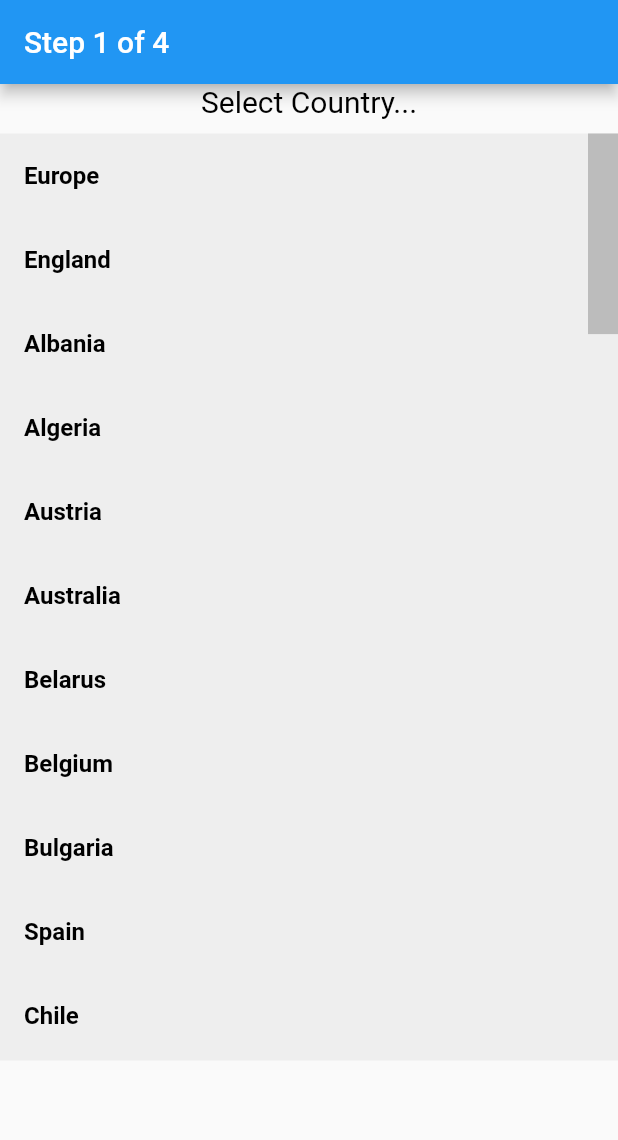
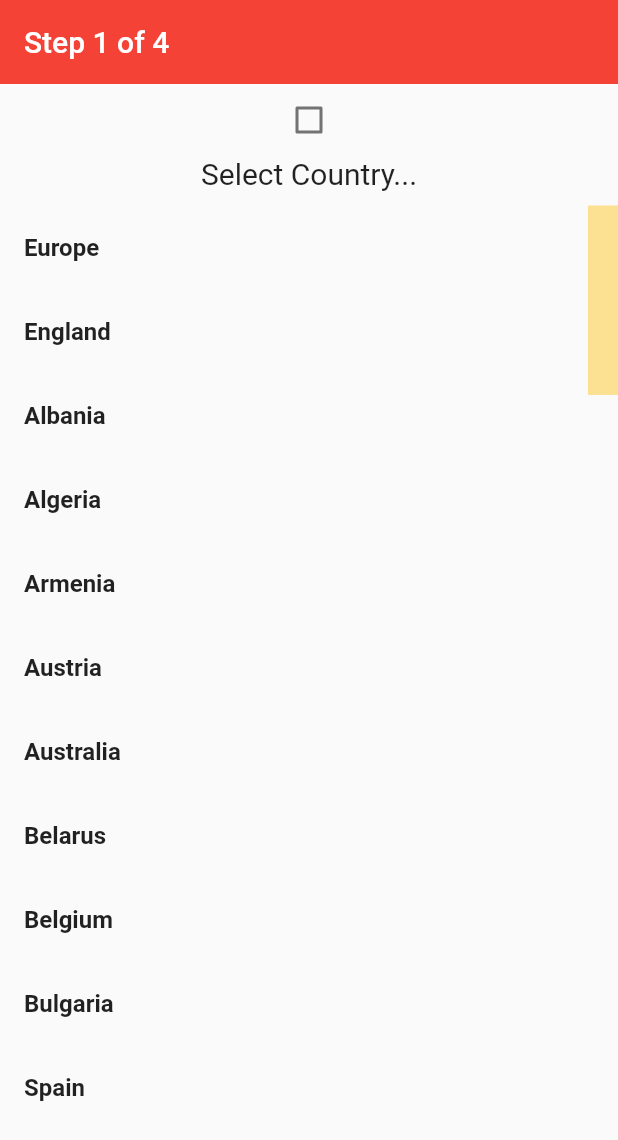
Before and after one commit to hesbonomanjo/epl_predictor2.0, a Flutter app: the screen it shows after launch, on a phone screen of 412 x 824 dp. Shown: the top 1140 px of the screen. Run offline on Flutter 3.47's test engine with Material 2 defaults, Android fonts, the phone set to English and light mode, and no system bars; our stand-ins replace shared_preferences, sqflite; accounts and stored records are empty.

Commit message:
epl 2.0 dark_mode

```diff
--- a/lib/main.dart
+++ b/lib/main.dart
@@ -1,23 +1,66 @@
 import 'package:epl_predictor/src/screens/MyHomePage.dart';
 import 'package:epl_predictor/src/screens/country_selector_01.dart';
+import 'package:epl_predictor/src/utilities/darkTheme/dark_theme_provider.dart';
+import 'package:epl_predictor/src/utilities/darkTheme/dark_theme_styles.dart';
 import 'package:flutter/material.dart';
+import 'package:provider/provider.dart';
 
 void main() => runApp(const MyApp());
 
-class MyApp extends StatelessWidget {
+class MyApp extends StatefulWidget {
   const MyApp({Key? key}) : super(key: key);
 
+  @override
+  State<MyApp> createState() => _MyAppState();
+}
+
+class _MyAppState extends State<MyApp> {
   // This widget is the root of your application.
+  DarkThemeProvider themeChangeProvider = DarkThemeProvider();
+
+  @override
+  void initState() {
+    super.initState();
+    getCurrentAppTheme();
+  }
+
+  // we are fetching the value from preferences and setting the value in provider
+  void getCurrentAppTheme() async {
+    themeChangeProvider.darkTheme =
+        await themeChangeProvider.darkThemePreference.getTheme();
+  }
+
   @override
   Widget build(BuildContext context) {
-    return MaterialApp(
+    return ChangeNotifierProvider(
+      create: (_) {
+        return themeChangeProvider;
+      },
+      child: Consumer<DarkThemeProvider>(
+          builder: (BuildContext context, value, child) {
+          return MaterialApp(
       debugShowCheckedModeBanner: false,
-      title: 'Flutter Demo',
-      theme: ThemeData(
-        primarySwatch: Colors.blue,
-        visualDensity: VisualDensity.adaptivePlatformDensity,
-      ),
+      // title: 'Flutter Demo',
+      theme: Styles.themeData(themeChangeProvider.darkTheme,context),
+      // theme: ThemeData(
+      //   primarySwatch: Colors.blue,
+      //   visualDensity: VisualDensity.adaptivePlatformDensity,
+      // ),
       home: CountrySelectorScreen(),
+    );
+      }),
     );
   }
 }
+
+
+
+//  return MaterialApp(
+//       debugShowCheckedModeBanner: false,
+//       title: 'Flutter Demo',
+//       // theme: ThemeData(
+//       //   primarySwatch: Colors.blue,
+//       //   visualDensity: VisualDensity.adaptivePlatformDensity,
+//       // ),
+//       home: CountrySelectorScreen(),
+//     );
--- a/lib/src/screens/country_selector_01.dart
+++ b/lib/src/screens/country_selector_01.dart
@@ -2,7 +2,11 @@
 
 import 'package:epl_predictor/src/screens/league_selector_02.dart';
 import 'package:epl_predictor/src/utilities/const_countries.dart';
+// import 'package:epl_predictor/src/utilities/darkTheme/dark_theme_preference.dart';
 import 'package:flutter/material.dart';
+import 'package:provider/provider.dart';
+
+import '../utilities/darkTheme/dark_theme_provider.dart';
 
 class CountrySelectorScreen extends StatelessWidget {
   CountrySelectorScreen({Key? key}) : super(key: key);
@@ -11,31 +15,42 @@
 
   @override
   Widget build(BuildContext context) {
+    final themeChange = Provider.of<DarkThemeProvider>(context);
     return Scaffold(
       appBar: AppBar(
         title: const Text('Step 1 of 4'),
       ),
       body: Column(
         children: [
+          Checkbox(
+              value: themeChange.darkTheme,
+              onChanged: (bool? value) {
+                themeChange.darkTheme = value!;
+              }),
+          // const Text(
+          //   'Select Country...',
+          //   style: TextStyle(color: Colors.black, fontSize: 20),
+          // ),
           const Text(
             'Select Country...',
-            style: TextStyle(color: Colors.black, fontSize: 20),
+            style: TextStyle(fontSize: 20),
           ),
           const SizedBox(height: 10),
-          Container(
-            color: Colors.grey[200],
+          SizedBox(
+            // color: Colors.grey[200],
             height: MediaQuery.of(context).size.height * .75,
             child: Scrollbar(
               thumbVisibility: true,
-              // isAlwaysShown: true,
               thickness: 20,
               child: ListView.builder(
                 itemCount: _countriesList.length,
                 itemBuilder: (context, int index) {
                   return ListTile(
                     title: Text('${_countriesList[index]}',
+                        // style: const TextStyle(
+                        //     color: Colors.black, fontWeight: FontWeight.bold),),
                         style: const TextStyle(
-                            color: Colors.black, fontWeight: FontWeight.bold)),
+                             fontWeight: FontWeight.bold),),
                     onTap: () {
                       Navigator.push(context,
                           MaterialPageRoute(builder: (context) {
--- a/lib/src/screens/league_standings_03_b.dart
+++ b/lib/src/screens/league_standings_03_b.dart
@@ -126,7 +126,7 @@
                   mainAxisAlignment: MainAxisAlignment.center,
                   crossAxisAlignment: CrossAxisAlignment.center,
                   children: <Widget>[
-                    Container(
+                    SizedBox(
                       // color: Colors.red,
                       height: 40,
                       width: MediaQuery.of(context).size.width,
@@ -165,9 +165,9 @@
                       ),
                     ),
                     const SizedBox(height: 10),
-                    Container(
+                    SizedBox(
                       height: MediaQuery.of(context).size.height * .65,
-                      color: Colors.grey[200],
+                      // color: Colors.grey[200],
                       child: Scrollbar(
                         thickness: 20,
                         child: ListView.builder(
--- a/lib/src/utilities/const_countries.dart
+++ b/lib/src/utilities/const_countries.dart
@@ -4,6 +4,7 @@
     'England',
     'Albania',
     'Algeria',
+    'Armenia',
     'Austria',
     'Australia',
     'Belarus',
@@ -16,9 +17,10 @@
     'Czech Republic',
     'Denmark',
     'Egypt',
-    'Ethiopia'
+    'Ethiopia',
     'France',
     'Germany',
+    'Ghana',
     'Greece',
     'Hungary',
     'India',
--- a/lib/src/utilities/const_leagues_of_interest.dart
+++ b/lib/src/utilities/const_leagues_of_interest.dart
@@ -91,6 +91,16 @@
     //     country: 'Angola'),
     // LeaguesOfInterest(
     //     leagueId: '483', leagueName: 'Argentina Copa de Supaliga'),
+    LeaguesOfInterest(
+        leagueId: '342',
+        leagueName: 'Armenia Premier League',
+        season: '2021',
+        country: 'Armenia'),
+    LeaguesOfInterest(
+        leagueId: '343',
+        leagueName: 'Armenia First League',
+        season: '2021',
+        country: 'Armenia'),
     LeaguesOfInterest(
         leagueId: '219',
         leagueName: 'Austria Erste Liga',
@@ -311,6 +321,11 @@
         leagueName: 'German Amateur - Regionalliga SudWest',
         season: '2021',
         country: 'Germany'),
+    LeaguesOfInterest(
+        leagueId: '570',
+        leagueName: 'Ghana Premier League',
+        season: '2021',
+        country: 'Ghana'),
     LeaguesOfInterest(
         leagueId: '197',
         leagueName: 'Super League',
--- a/lib/src/utilities/constants.dart
+++ b/lib/src/utilities/constants.dart
@@ -8,9 +8,9 @@
 
   // ---------------------------------------------------------------------------
   //yahoo
-  // static String apiKey = '6d7f835091mshc2cf3546ddf16afp179c19jsn95d12be2e2f3';
+  static String apiKey = '6d7f835091mshc2cf3546ddf16afp179c19jsn95d12be2e2f3';
   //gmail
-  static String apiKey = '5b940cdc55msh676b58f0bcdd3f1p17691bjsnc2a2275e4e02';
+  // static String apiKey = '5b940cdc55msh676b58f0bcdd3f1p17691bjsnc2a2275e4e02';
   // ---------------------------------------------------------------------------
 
   static String uri = 'https://api-football-v1.p.rapidapi.com/v2/leagueTable/2';
--- /dev/null
+++ b/lib/src/utilities/darkTheme/dark_theme_preference.dart
@@ -0,0 +1,19 @@
+// as per guidance from https://medium.flutterdevs.com/implement-dark-mode-in-flutter-using-provider-158925112bf9
+import 'package:shared_preferences/shared_preferences.dart';
+
+class DarkThemePreference {
+  static const themeStatus = 'THEMESTATUS';
+
+  setDarkTheme(bool value) async {
+    SharedPreferences prefs = await SharedPreferences.getInstance();
+    prefs.setBool(themeStatus, value);
+  }
+
+  Future<bool> getTheme() async {
+    SharedPreferences prefs = await SharedPreferences.getInstance();
+    return prefs.getBool(themeStatus) ?? false;
+  }
+}
+
+// this class stores the bool value for the dark theme with a getter and setter
+// for retrieving and saving
--- /dev/null
+++ b/lib/src/utilities/darkTheme/dark_theme_provider.dart
@@ -0,0 +1,19 @@
+import 'package:epl_predictor/src/utilities/darkTheme/dark_theme_preference.dart';
+import 'package:flutter/material.dart';
+
+class DarkThemeProvider with ChangeNotifier {
+  DarkThemePreference darkThemePreference = DarkThemePreference();
+  bool _darkTheme = false;
+
+  bool get darkTheme => _darkTheme;
+
+  set darkTheme(bool value) {
+    _darkTheme = value;
+    darkThemePreference.setDarkTheme(value);
+    notifyListeners();
+  }
+}
+
+//we are accessing the preference value through provider so if there is a
+//change then notifyListeners() will be updated wherever we have attached the
+//provider to the screen.
--- /dev/null
+++ b/lib/src/utilities/darkTheme/dark_theme_styles.dart
@@ -0,0 +1,34 @@
+import 'dart:ui';
+import 'package:flutter/material.dart';
+
+class Styles {
+  static ThemeData themeData(bool isDarkTheme, BuildContext context) {
+    return ThemeData(
+      primarySwatch: Colors.red,
+      primaryColor: isDarkTheme ? Colors.black : Colors.white,
+
+      backgroundColor: isDarkTheme ? Colors.black : const Color(0xffF1F5FB),
+
+      indicatorColor: isDarkTheme ?const Color(0xff0E1D36) : const Color(0xffCBDCF8),
+      // buttonColor: isDarkTheme ?const Color(0xff3B3B3B) : const Color(0xffF1F5FB),
+
+      hintColor: isDarkTheme ?const  Color(0xff280C0B) : const Color(0xffEECED3),
+
+      highlightColor: isDarkTheme ?const Color(0xff372901) :const Color(0xffFCE192),
+      hoverColor: isDarkTheme ?const Color(0xff3A3A3B) :const Color(0xff4285F4),
+
+      focusColor: isDarkTheme ?const Color(0xff0B2512) :const Color(0xffA8DAB5),
+      disabledColor: Colors.grey,
+      // textSelectionTheme: isDarkTheme ? Colors.white : Colors.black,
+      // textSelectionTheme: isDarkTheme ? TextSelectionThemeData.selectionHandleColor.blue:
+      cardColor: isDarkTheme ? const Color(0xFF151515) : Colors.white,
+      canvasColor: isDarkTheme ? Colors.black : Colors.grey[50],
+      brightness: isDarkTheme ? Brightness.dark : Brightness.light,
+      buttonTheme: Theme.of(context).buttonTheme.copyWith(
+        colorScheme: isDarkTheme?const ColorScheme.dark():const ColorScheme.light()),
+        appBarTheme: const AppBarTheme(
+          elevation: 0.0,
+        ),
+    );
+  }
+}
--- a/pubspec.yaml
+++ b/pubspec.yaml
@@ -35,6 +35,8 @@
   cupertino_icons: ^1.0.4
   path_provider: ^2.0.9
   sqflite: ^2.0.2
+  shared_preferences: ^2.0.13
+  provider: ^6.0.2
 
 dev_dependencies:
   flutter_test:
```
Also changed, not shown: lib/src/screens/league_fixtures_03.dart (+14 -13 lines), lib/src/screens/league_selector_02.dart (+13 -12 lines), lib/src/screens/selected_fixture_04.dart (+13 -13 lines), pubspec.lock.
